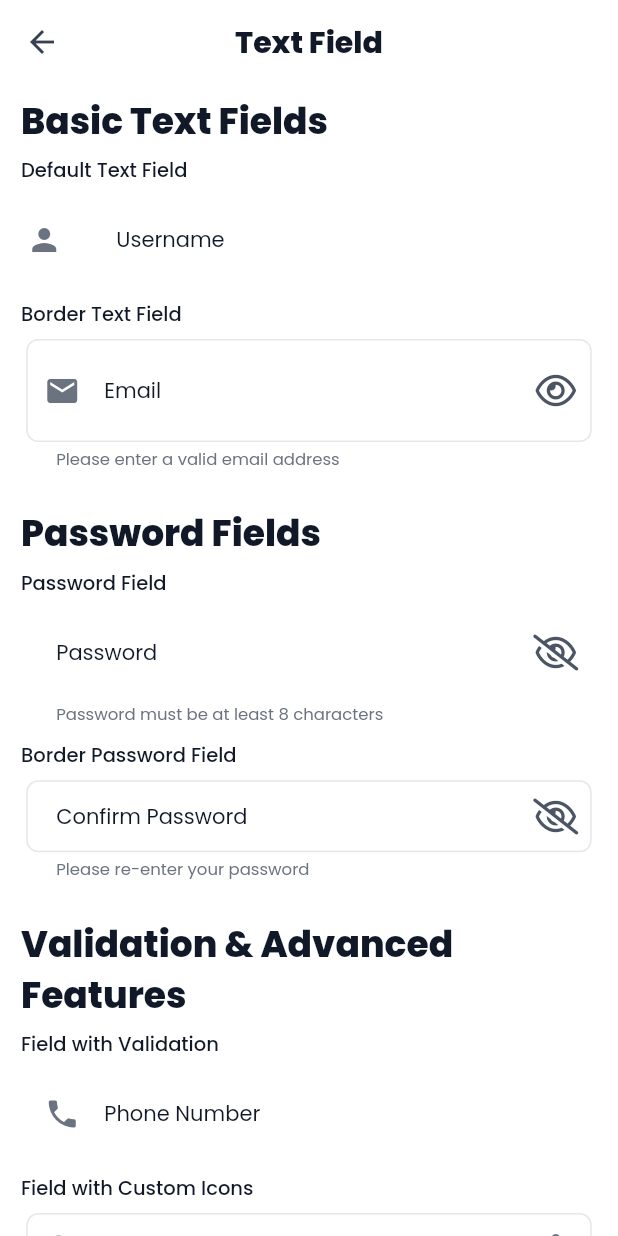
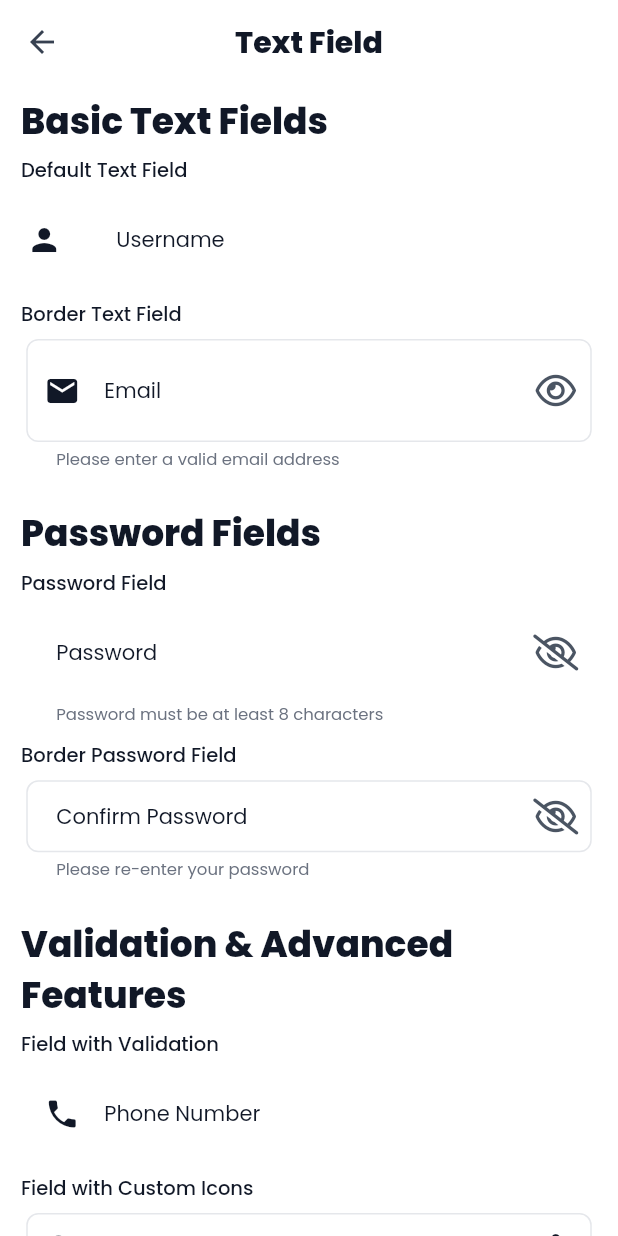
Before and after one commit to ajianaz/micropack_ui_kit, a Flutter app: the TextFieldPage screen opened directly, on a phone screen of 412 x 824 dp. Run offline on Flutter 3.47's test engine with Material 3 defaults, Android fonts, the phone set to English and light mode, and no system bars; our stand-ins replace flutter_animate, flutter_spinkit, font_awesome_flutter, gap, google_fonts, nil and 2 more; accounts and stored records are empty.

Commit message:
fix(ui): update icon colors from subtitleColor to textColor in text fields
- Updated all icon color references in TextField components from context.mp.subtitleColor to context.mp.textColor for better visual consistency
- Modified MPText component factory constructors to remove hardcoded default styles, allowing more flexible styling
- Removed completed task documentation file task/task.md

```diff
--- a/example/lib/pages/textfield_page.dart
+++ b/example/lib/pages/textfield_page.dart
@@ -61,7 +61,7 @@ class _TextFieldPageState extends State<TextFieldPage> {
                 _defaultController,
                 label: 'Username',
                 hint: 'Enter your username',
-                icon: Icon(Icons.person, color: context.mp.subtitleColor),
+                icon: Icon(Icons.person, color: context.mp.textColor),
                 onChange: (value) => print('Default field changed: $value'),
               ),
             ),
@@ -77,7 +77,7 @@ class _TextFieldPageState extends State<TextFieldPage> {
                 _borderController,
                 label: 'Email',
                 hint: 'Enter your email address',
-                prefixIcon: Icon(Icons.email, color: context.mp.subtitleColor),
+                prefixIcon: Icon(Icons.email, color: context.mp.textColor),
                 suffixText: '@example.com',
                 helperText: 'Please enter a valid email address',
                 onChange: (value) => print('Border field changed: $value'),
@@ -135,7 +135,7 @@ class _TextFieldPageState extends State<TextFieldPage> {
                 label: 'Phone Number',
                 hint: 'Enter your phone number',
                 keyboardType: TextInputType.phone,
-                prefixIcon: Icon(Icons.phone, color: context.mp.subtitleColor),
+                prefixIcon: Icon(Icons.phone, color: context.mp.textColor),
                 validator: (value) {
                   if (value == null || value.isEmpty) {
                     return 'Phone number is required';
@@ -163,8 +163,8 @@ class _TextFieldPageState extends State<TextFieldPage> {
                 _iconController,
                 label: 'Search',
                 hint: 'Search for items...',
-                prefixIcon: Icon(Icons.search, color: context.mp.subtitleColor),
-                suffixIcon: Icon(Icons.mic, color: context.mp.subtitleColor),
+                prefixIcon: Icon(Icons.search, color: context.mp.textColor),
+                suffixIcon: Icon(Icons.mic, color: context.mp.textColor),
                 filled: true,
                 fillColor: context.mp.cardColor,
                 onChange: (value) => print('Icon field changed: $value'),
@@ -183,7 +183,7 @@ class _TextFieldPageState extends State<TextFieldPage> {
                 label: 'Credit Card',
                 hint: 'XXXX-XXXX-XXXX-XXXX',
                 prefixIcon:
-                    Icon(Icons.credit_card, color: context.mp.subtitleColor),
+                    Icon(Icons.credit_card, color: context.mp.textColor),
                 keyboardType: TextInputType.number,
                 inputFormatter: [
                   // Credit card formatter (XXXX-XXXX-XXXX-XXXX)
@@ -249,7 +249,7 @@ class _TextFieldPageState extends State<TextFieldPage> {
                 TextEditingController(),
                 label: 'Phone Number',
                 hint: '(123) 456-7890',
-                prefixIcon: Icon(Icons.phone, color: context.mp.subtitleColor),
+                prefixIcon: Icon(Icons.phone, color: context.mp.textColor),
                 keyboardType: TextInputType.phone,
                 inputFormatter: [MPInputFormatters.phoneNumber],
                 validator: MPValidators.phoneNumber,
@@ -266,7 +266,7 @@ class _TextFieldPageState extends State<TextFieldPage> {
                 TextEditingController(),
                 label: 'Email Address',
                 hint: 'Enter your email',
-                prefixIcon: Icon(Icons.email, color: context.mp.subtitleColor),
+                prefixIcon: Icon(Icons.email, color: context.mp.textColor),
                 keyboardType: TextInputType.emailAddress,
                 validator: MPValidators.email,
                 onChange: (value) => print('Email field changed: $value'),
@@ -282,7 +282,7 @@ class _TextFieldPageState extends State<TextFieldPage> {
                 TextEditingController(),
                 label: 'Password',
                 hint: 'Enter your password',
-                prefixIcon: Icon(Icons.lock, color: context.mp.subtitleColor),
+                prefixIcon: Icon(Icons.lock, color: context.mp.textColor),
                 validator: MPValidators.password,
                 onChange: (value) => print('Password field changed: $value'),
               ),
@@ -298,7 +298,7 @@ class _TextFieldPageState extends State<TextFieldPage> {
                 label: 'Amount',
                 hint: '\$0.00',
                 prefixIcon:
-                    Icon(Icons.attach_money, color: context.mp.subtitleColor),
+                    Icon(Icons.attach_money, color: context.mp.textColor),
                 keyboardType: TextInputType.number,
                 inputFormatter: [MPInputFormatters.currency],
                 onChange: (value) => print('Currency field changed: $value'),
--- a/lib/src/components/text/mp_text.dart
+++ b/lib/src/components/text/mp_text.dart
@@ -202,7 +202,7 @@ class MPText extends StatelessWidget {
     return MPText._internal(
       text,
       key: key,
-      style: style ?? MPTextStyle.heading3(fontWeight: FontWeight.w500),
+      style: style,
       maxLines: maxLines,
       textOverflow: textOverflow,
       softWrap: softWrap,
@@ -252,7 +252,7 @@ class MPText extends StatelessWidget {
     return MPText._internal(
       text,
       key: key,
-      style: style ?? MPTextStyle.body1(fontWeight: FontWeight.w500),
+      style: style,
       maxLines: maxLines,
       textOverflow: textOverflow,
       softWrap: softWrap,
@@ -302,7 +302,7 @@ class MPText extends StatelessWidget {
     return MPText._internal(
       text,
       key: key,
-      style: style ?? MPTextStyle.body2(),
+      style: style,
       maxLines: maxLines,
       textOverflow: textOverflow,
       softWrap: softWrap,
@@ -352,7 +352,7 @@ class MPText extends StatelessWidget {
     return MPText._internal(
       text,
       key: key,
-      style: style ?? MPTextStyle.body2(fontWeight: FontWeight.w500),
+      style: style,
       maxLines: maxLines,
       textOverflow: textOverflow,
       softWrap: softWrap,
@@ -402,7 +402,7 @@ class MPText extends StatelessWidget {
     return MPText._internal(
       text,
       key: key,
-      style: style ?? MPTextStyle.caption(),
+      style: style,
       maxLines: maxLines,
       textOverflow: textOverflow,
       softWrap: softWrap,
```
Also changed, not shown: 1 other file.
